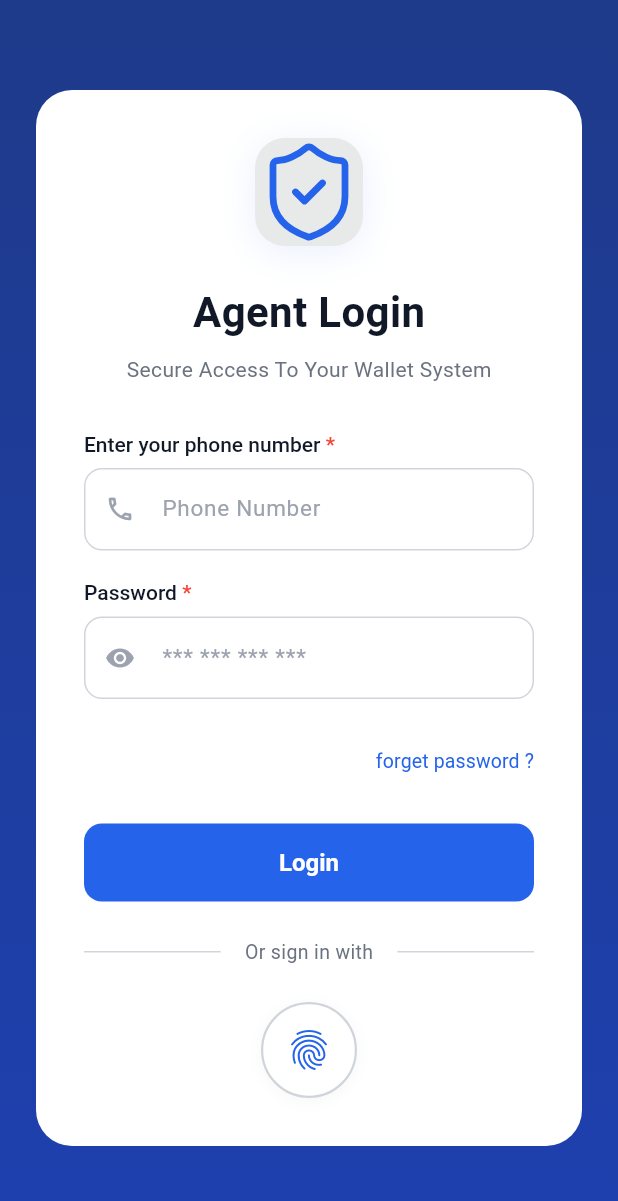
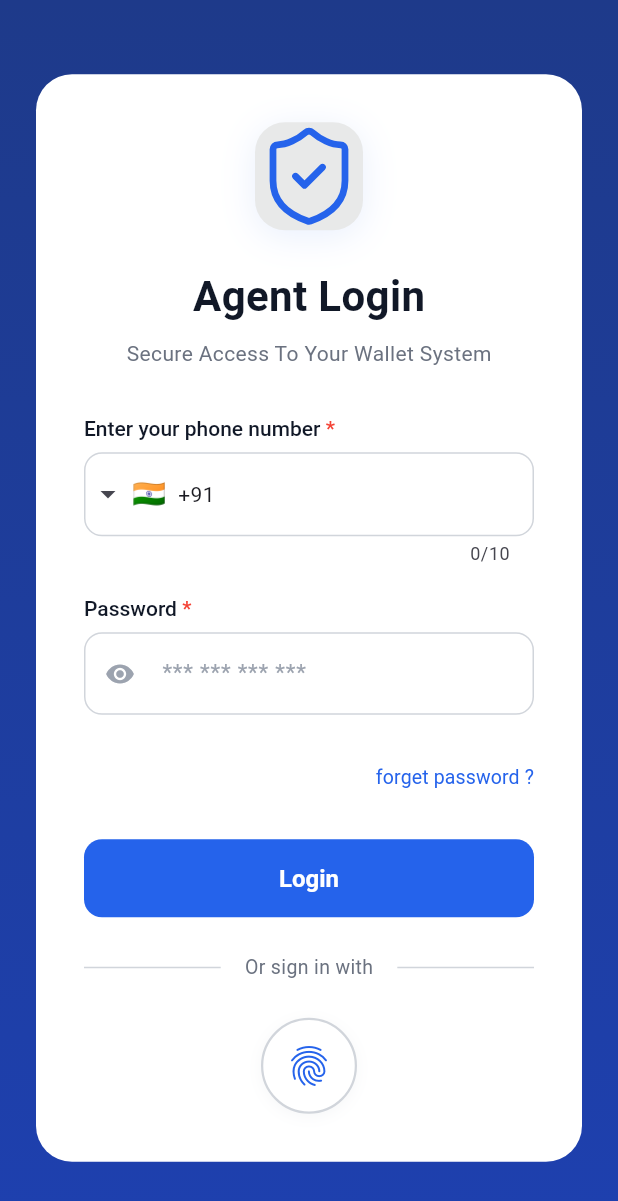
Before and after one commit to Amr-3li/Sim-Management, a Flutter app: the screen it shows after launch, on a phone screen of 412 x 824 dp. Shown: the top 1201 px of the screen. Run offline on Flutter 3.47's test engine with Material 3 defaults, Android fonts, the phone set to English and light mode, and no system bars; drawn by our look-alikes of intl_phone_field; our stand-ins replace bloc, dartz, device_preview, flutter_bloc, flutter_svg, get_it and 5 more; missing offline and left inert: sim_reader.

Commit message:
add contry code in phone number

```diff
--- a/lib/features/auth/presentation/views/widgets/login_actions.dart
+++ b/lib/features/auth/presentation/views/widgets/login_actions.dart
@@ -85,6 +85,7 @@ class LoginActions extends StatelessWidget {
     if (!formState.currentState!.validate()) {
       return;
     }
+    print(phoneController.text);
     ScaffoldMessenger.of(context).showSnackBar(
       const SnackBar(
         content: Text(AppStrings.loggingIn),
--- a/lib/features/auth/presentation/views/widgets/login_input.dart
+++ b/lib/features/auth/presentation/views/widgets/login_input.dart
@@ -1,4 +1,6 @@
 import 'package:flutter/material.dart';
+import 'package:intl_phone_field/intl_phone_field.dart';
+import 'package:sim_management_task/core/utils/app_color.dart';
 import 'package:sim_management_task/core/utils/app_strings.dart';
 import 'package:sim_management_task/features/auth/presentation/views/widgets/custom_text_field.dart';
 
@@ -16,13 +18,55 @@ class LoginInput extends StatelessWidget {
   Widget build(BuildContext context) {
     return Column(
       children: [
-        CustomTextField(
-          label: AppStrings.phoneNumberLabel,
-          hint: AppStrings.phoneNumberHint,
-          prefixIcon: Icons.phone_outlined,
-          isRequired: true,
-          controller: phoneController,
-          keyboardType: TextInputType.phone,
+        Column(
+          crossAxisAlignment: CrossAxisAlignment.start,
+          children: [
+            RichText(
+              text: TextSpan(
+                text: AppStrings.phoneNumberLabel,
+                style: const TextStyle(
+                  color: AppColors.grey900,
+                  fontSize: 14,
+                  fontWeight: FontWeight.w500,
+                ),
+                children: [
+                  TextSpan(
+                    text: ' *',
+                    style: TextStyle(
+                      color: Colors.red,
+                      fontSize: 14,
+                      fontWeight: FontWeight.w500,
+                    ),
+                  ),
+                ],
+              ),
+            ),
+            const SizedBox(height: 8),
+            IntlPhoneField(
+              controller: phoneController,
+              decoration: InputDecoration(
+                border: OutlineInputBorder(
+                  borderRadius: BorderRadius.circular(12),
+                  borderSide: const BorderSide(
+                    color: AppColors.grey300,
+                    width: 1,
+                  ),
+                ),
+                enabledBorder: OutlineInputBorder(
+                  borderRadius: BorderRadius.circular(12),
+                  borderSide: const BorderSide(
+                    color: AppColors.grey300,
+                    width: 1,
+                  ),
+                ),
+                focusedBorder: OutlineInputBorder(
+                  borderRadius: BorderRadius.circular(12),
+                  borderSide: const BorderSide(color: AppColors.blue, width: 2),
+                ),
+              ),
+              initialCountryCode: 'IN',
+            ),
+          ],
         ),
         const SizedBox(height: 20),
         // Password Field
--- a/pubspec.yaml
+++ b/pubspec.yaml
@@ -22,6 +22,7 @@ dependencies:
   animated_splash_screen: ^1.3.0
   lottie: ^3.3.2
   flutter_svg: ^2.2.3
+  intl_phone_field: ^3.1.0
 dev_dependencies:
   flutter_test:
     sdk: flutter
```
Also changed, not shown: pubspec.lock.
